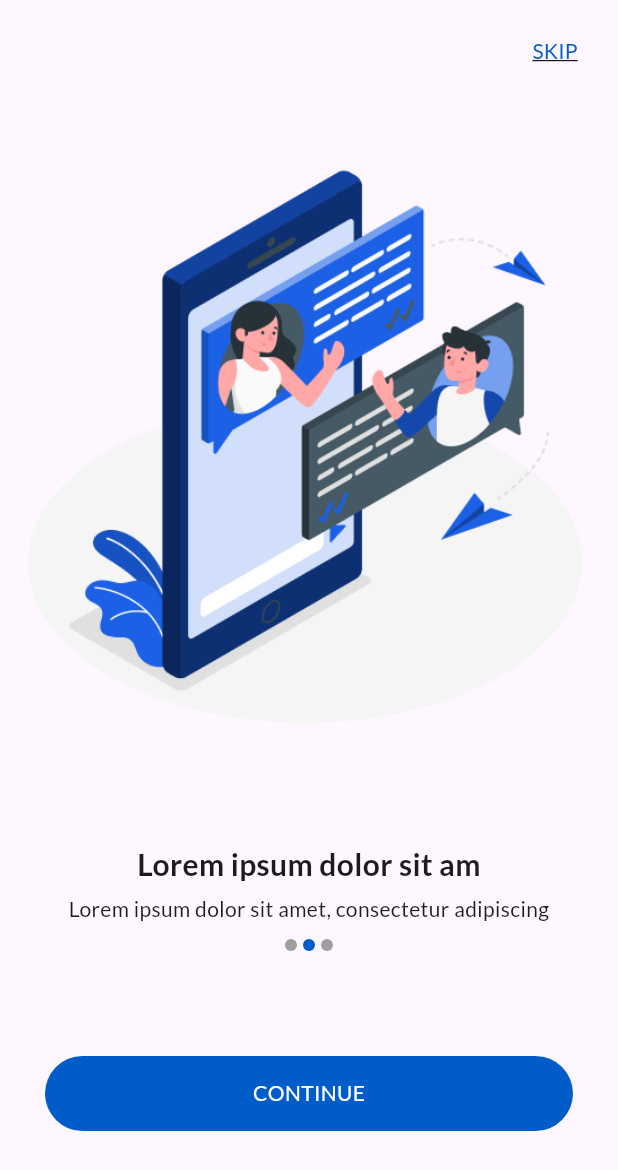
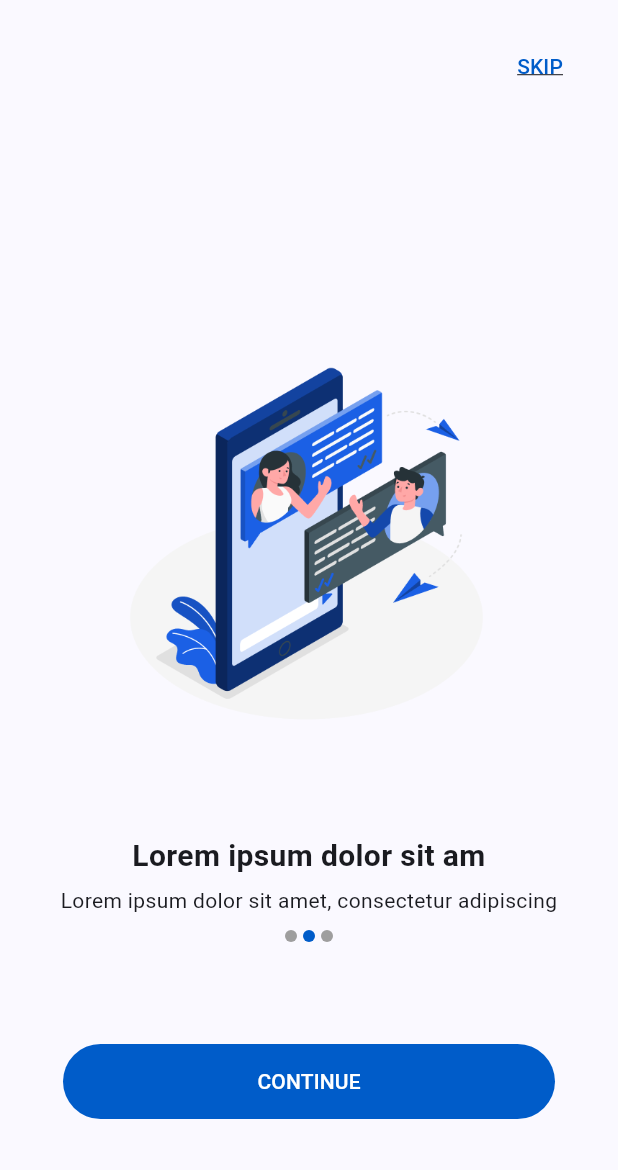
Before and after one commit to mavihS-0/FireApp, a Flutter app: the screen it shows after launch, after a tap on "CONTINUE", on a phone screen of 412 x 824 dp. Shown: the top 1170 px of the screen. Run offline on Flutter 3.47's test engine with Material 2 defaults, Android fonts, the phone set to English and light mode, and no system bars; our stand-ins replace animated_splash_screen, country_code_picker, get, google_fonts, otp_text_field, page_transition.

Commit message:
onboarding_screen_ui

```diff
--- a/lib/Screens/splash_screen.dart
+++ b/lib/Screens/splash_screen.dart
@@ -1,6 +1,6 @@
 import 'package:fire_app/Screens/Onboarding/signup.dart';
 import 'package:fire_app/Utils/custom_button.dart';
-import 'package:fire_app/constants.dart';
+import 'package:fire_app/Utils/constants.dart';
 import 'package:flutter/material.dart';
 import 'package:google_fonts/google_fonts.dart';
 import 'package:get/get.dart';
@@ -23,11 +23,14 @@ class _SplashScreenState extends State<SplashScreen> {
     {'image' : 'assets/splash_pages/page3.png', 'title': 'Lorem ipsum dolor sit am',
       'desc': 'Lorem ipsum dolor sit amet, consectetur adipiscing'}
   ];
+  int _index = 0;
+
   @override
   Widget build(BuildContext context) {
     return SafeArea(child: Scaffold(
       body: Container(
         margin: const EdgeInsets.all(10),
+        padding: EdgeInsets.all(10),
         child: Column(
           crossAxisAlignment: CrossAxisAlignment.center,
           mainAxisAlignment: MainAxisAlignment.end,
@@ -36,7 +39,7 @@ class _SplashScreenState extends State<SplashScreen> {
               crossAxisAlignment: CrossAxisAlignment.start,
               mainAxisAlignment: MainAxisAlignment.end,
               children: [
-                TextButton(onPressed: (){Get.to(SignUp());}, child: Text('SKIP',style: TextStyle(decoration: TextDecoration.underline, color: Constants.priColor ),))
+                TextButton(onPressed: (){Get.to(()=>SignUp());}, child: Text('SKIP',style: TextStyle(decoration: TextDecoration.underline, color: Constants.priColor ),))
               ],
             ),
             Expanded(
@@ -44,12 +47,17 @@ class _SplashScreenState extends State<SplashScreen> {
                   itemCount: 3,
                   scrollDirection: Axis.horizontal,
                   controller: _pageController,
+                  onPageChanged: (int i){
+                    setState(() {
+                      _index=i;
+                    });
+                  },
                   itemBuilder: (context,index){
                     return Column(
                       crossAxisAlignment: CrossAxisAlignment.center,
                       mainAxisAlignment: MainAxisAlignment.end,
                       children: [
-                        Image.asset(PageData[index]['image']),
+                        Image.asset(PageData[index]['image'],height: 250,width: 350,),
                         const SizedBox(height: 70,),
                         Text(PageData[index]['title'],style: const TextStyle(
                           fontSize: 20,
@@ -59,27 +67,27 @@ class _SplashScreenState extends State<SplashScreen> {
                         const SizedBox(height: 5,),
                         Text(PageData[index]['desc'],textAlign: TextAlign.center,),
                         const SizedBox(height: 10,),
+                      ],
+                    );
+                  },
+              ),
+            ),
             Row(
               mainAxisAlignment: MainAxisAlignment.center,
               children: List.generate(3, (index2) => Padding(
                 padding: const EdgeInsets.symmetric(horizontal: 2),
                 child: CircleAvatar(
                   radius: 4,
-                              backgroundColor: index2==index ? Constants.priColor:Colors.grey[500],
+                  backgroundColor: index2==_index ? Constants.priColor:Colors.grey[500],
                 ),
               )),
             ),
             const SizedBox(height: 50,),
             CustomTextButton(title: 'CONTINUE', onPress: (){
-                          index ==2 ? Get.to(SignUp()) :
-                          _pageController.animateToPage((index+1)%3, duration: Duration(milliseconds: 300), curve: Curves.easeIn);
+              _index ==2 ? Get.to(()=>SignUp()) :
+              _pageController.animateToPage((_index+1)%3, duration: Duration(milliseconds: 300), curve: Curves.easeIn);
             }),
             const SizedBox(height: 40,)
-                      ],
-                    );
-                  },
-              ),
-            ),
           ],
         ),
       ),
--- a/lib/Utils/custom_button.dart
+++ b/lib/Utils/custom_button.dart
@@ -1,4 +1,4 @@
-import 'package:fire_app/constants.dart';
+import 'package:fire_app/Utils/constants.dart';
 import 'package:flutter/material.dart';
 
 class CustomTextButton extends StatelessWidget {
@@ -8,21 +8,19 @@ class CustomTextButton extends StatelessWidget {
 
   @override
   Widget build(BuildContext context) {
-    return GestureDetector(
-      onTap: onPress,
-      child: Container(
+    return Container(
+      margin: EdgeInsets.all(10),
+      child: TextButton(onPressed: onPress, child: Container(
         height: 50,
         width: double.infinity,
-        padding: const EdgeInsets.all(10),
-        margin: const EdgeInsets.all(20),
         decoration: BoxDecoration(
           color: Constants.priColor,
           borderRadius: BorderRadius.circular(30),
         ),
         child: Center(child: Text(title,style: TextStyle(
-          color: Constants.secColor
+            color: Constants.secColor
         ),)),
-      ),
+      )),
     );
   }
 }
--- a/lib/main.dart
+++ b/lib/main.dart
@@ -1,4 +1,6 @@
+import 'package:fire_app/Screens/Onboarding/setProfile.dart';
 import 'package:fire_app/Screens/splash_screen.dart';
+import 'package:fire_app/Utils/constants.dart';
 import 'package:flutter/material.dart';
 import 'package:animated_splash_screen/animated_splash_screen.dart';
 import 'package:page_transition/page_transition.dart';
@@ -16,10 +18,11 @@ class MyApp extends StatelessWidget {
   @override
   Widget build(BuildContext context) {
     return GetMaterialApp(
+      debugShowCheckedModeBanner: false,
       title: 'Flutter Demo',
       theme: ThemeData(
-        fontFamily: GoogleFonts.lato().fontFamily,
-        colorScheme: ColorScheme.fromSeed(seedColor: Colors.deepPurple),
+        fontFamily: GoogleFonts.roboto().fontFamily,
+        colorScheme: ColorScheme.fromSeed(seedColor: Constants.priColor),
         useMaterial3: true,
       ),
       home: AnimatedSplashScreen(
--- a/pubspec.yaml
+++ b/pubspec.yaml
@@ -38,6 +38,8 @@ dependencies:
   animated_splash_screen: ^1.3.0
   google_fonts: ^5.1.0
   get: ^4.6.5
+  country_code_picker: ^3.0.0
+  otp_text_field: ^1.1.3
 
 dev_dependencies:
   flutter_test:
@@ -67,6 +69,10 @@ flutter:
    - assets/splash_pages/page1.png
    - assets/splash_pages/page2.png
    - assets/splash_pages/page3.png
+   - assets/signup/number.png
+   - assets/signup/otp.png
+   - assets/signup/profile.png
+   - assets/signup/loading.png
   #   - images/a_dot_ham.jpeg
 
   # An image asset can refer to one or more resolution-specific "variants", see
```
Also changed, not shown: lib/Screens/Onboarding/otp.dart (added, +70 -0 lines), lib/Screens/Onboarding/setProfile.dart (added, +74 -0 lines), lib/Screens/Onboarding/signup.dart (+58 -4 lines), lib/Screens/Onboarding/signupLoading.dart (added, +30 -0 lines), assets/signup/loading.png (added), assets/signup/number.png (added), assets/signup/otp.png (added), assets/signup/profile.png (added), lib/Utils/constants.dart (renamed from lib/constants.dart), pubspec.lock. Lines whose indentation alone changed are shown as unchanged.
